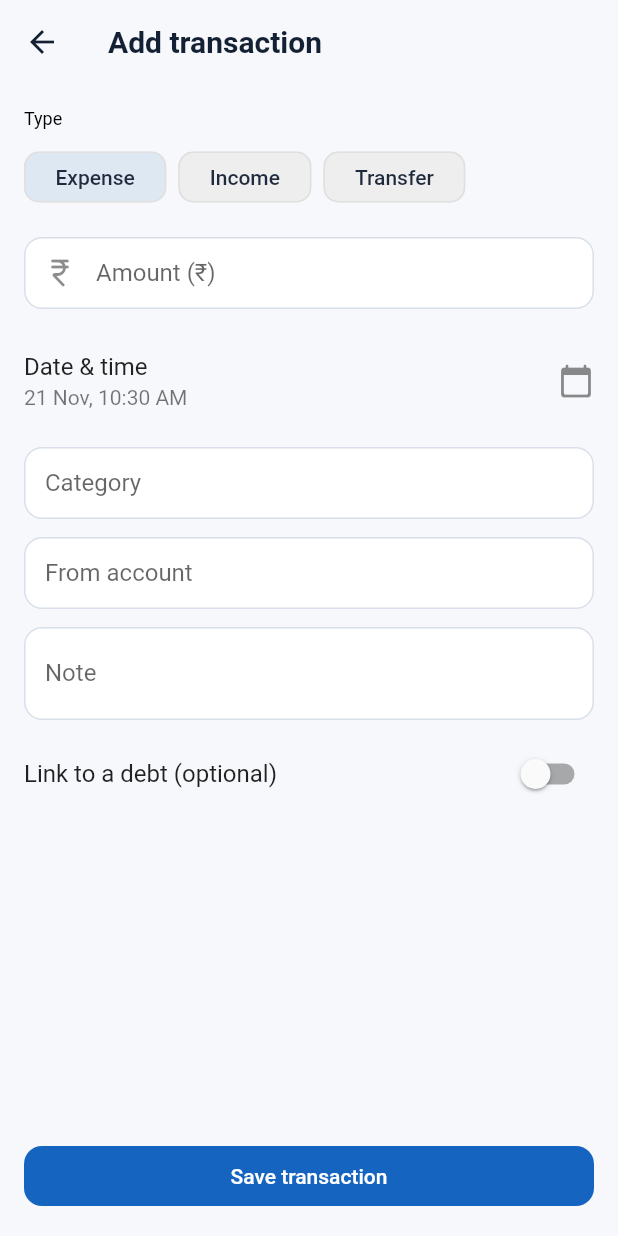
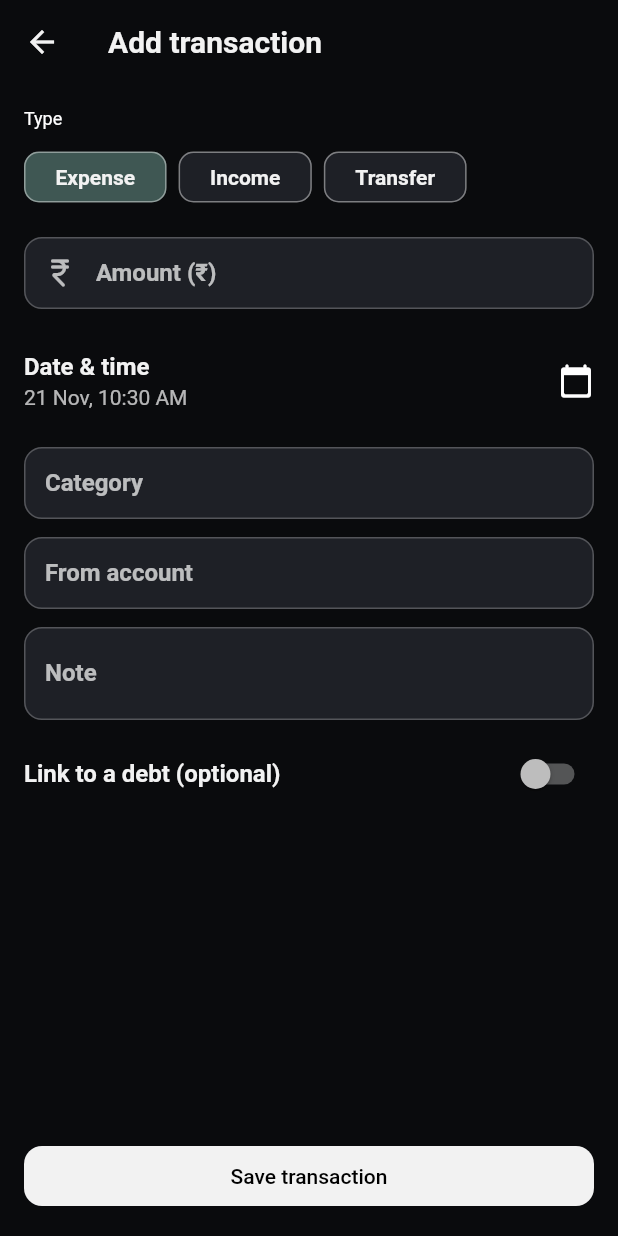
Before and after one commit to Albert-Alosious/spendy, a Flutter app: the screen it shows after launch, after a tap on "Log expense", on a phone screen of 412 x 824 dp. Run offline on Flutter 3.47's test engine with Material 3 defaults, Android fonts, the phone set to English and light mode, and no system bars; our stand-ins replace fl_chart, flutter_local_notifications, flutter_riverpod, hive, hive_flutter; accounts and stored records are empty.

Commit message:
changed the color combo

```diff
--- a/lib/main.dart
+++ b/lib/main.dart
@@ -61,9 +61,11 @@ class _SpendWiserAppState extends ConsumerState<SpendWiserApp> {
     return MaterialApp(
       debugShowCheckedModeBanner: false,
       title: 'SpendWiser',
-      theme: AppTheme.light,
+      theme: AppTheme.dark,
+      darkTheme: AppTheme.dark,
+      themeMode: ThemeMode.dark,
       home: Scaffold(
-        backgroundColor: AppTheme.light.scaffoldBackgroundColor,
+        backgroundColor: AppTheme.dark.scaffoldBackgroundColor,
         body: IndexedStack(
           index: _contentIndex,
           children: _contentScreens,
@@ -77,10 +79,10 @@ class _SpendWiserAppState extends ConsumerState<SpendWiserApp> {
     final scheme = Theme.of(context).colorScheme;
     return Container(
       decoration: BoxDecoration(
-        color: Colors.white,
+        color: AppTheme.surface,
         boxShadow: [
           BoxShadow(
-            color: Colors.black.withOpacity(0.05),
+            color: Colors.black.withOpacity(0.5),
             blurRadius: 12,
             offset: const Offset(0, -2),
           ),
@@ -92,8 +94,8 @@ class _SpendWiserAppState extends ConsumerState<SpendWiserApp> {
         type: BottomNavigationBarType.fixed,
         backgroundColor: Colors.transparent,
         elevation: 0,
-        selectedItemColor: scheme.primary,
-        unselectedItemColor: scheme.onSurface.withOpacity(0.5),
+        selectedItemColor: AppTheme.accentTeal,
+        unselectedItemColor: Colors.white54,
         items: const [
           BottomNavigationBarItem(icon: Icon(Icons.dashboard_rounded), label: 'Home'),
           BottomNavigationBarItem(icon: Icon(Icons.receipt_long_rounded), label: 'Transactions'),
--- a/lib/screens/budgets_screen.dart
+++ b/lib/screens/budgets_screen.dart
@@ -115,12 +115,12 @@ class BudgetsScreen extends ConsumerWidget {
             Row(
               children: [
                 _pill(
-                  color: exceeded > 0 ? AppTheme.danger : AppTheme.teal,
+                  color: exceeded > 0 ? AppTheme.danger : AppTheme.accentTeal,
                   label: 'Exceeded: $exceeded',
                 ),
                 const SizedBox(width: 8),
                 _pill(
-                  color: nearLimit > 0 ? AppTheme.warning : AppTheme.teal,
+                  color: nearLimit > 0 ? AppTheme.warning : AppTheme.accentTeal,
                   label: 'Near limit: $nearLimit',
                 ),
               ],
--- a/lib/screens/home_screen.dart
+++ b/lib/screens/home_screen.dart
@@ -74,28 +74,27 @@ class HomeScreen extends ConsumerWidget {
               ref.read(debtNotifierProvider.notifier).refresh();
             },
             child: ListView(
-              padding: const EdgeInsets.symmetric(horizontal: 16, vertical: 8),
+              padding: const EdgeInsets.symmetric(horizontal: 16, vertical: 12),
               children: [
-                const SizedBox(height: 8),
-                Text(
-                  'This month',
-                  style: Theme.of(context).textTheme.titleMedium?.copyWith(
-                        color: Colors.grey.shade700,
-                        fontWeight: FontWeight.w600,
+                _heroCard(context, settings.currencySymbol, incomeTotal, expenseTotal, net),
+                const SizedBox(height: 18),
+                _glanceRow(
+                  context,
+                  nearLimitBudgets.length.toDouble(),
+                  exceededBudgets.length.toDouble(),
+                  borrowTotal,
+                  lendTotal,
+                  settings.currencySymbol,
                 ),
-                ),
-                const SizedBox(height: 8),
-                _buildSummaryRow(context, settings.currencySymbol, expenseTotal, incomeTotal, net),
-                const SizedBox(height: 16),
-                _buildBudgetNotice(context, nearLimitBudgets, exceededBudgets),
+                const SizedBox(height: 18),
+                _buildQuickActions(context),
+                const SizedBox(height: 18),
                 _buildBudgets(context, budgets, settings.currencySymbol),
-                const SizedBox(height: 12),
+                const SizedBox(height: 18),
                 _buildSpendingChart(context, categorySpend, settings.currencySymbol),
-                const SizedBox(height: 12),
+                const SizedBox(height: 18),
                 _buildDebtSummary(context, settings.currencySymbol, lendTotal, borrowTotal),
-                const SizedBox(height: 12),
-                _buildQuickActions(context),
-                const SizedBox(height: 32),
+                const SizedBox(height: 28),
               ],
             ),
           );
@@ -113,6 +112,51 @@ class HomeScreen extends ConsumerWidget {
         txns.fold<double>(0, (prev, txn) => prev + txn.amount)));
   }
 
+  Widget _heroCard(
+    BuildContext context,
+    String currencySymbol,
+    double income,
+    double expense,
+    double net,
+  ) {
+    // Reuse the summary builder; parameters expected as (expense, income, net).
+    return _buildSummaryRow(context, currencySymbol, expense, income, net);
+  }
+
+  Widget _glanceRow(
+    BuildContext context,
+    double nearLimit,
+    double exceeded,
+    double borrowTotal,
+    double lendTotal,
+    String currencySymbol,
+  ) {
+    return Row(
+      children: [
+        Expanded(
+          child: _metricCard(
+            context,
+            title: 'Budgets',
+            value: '${nearLimit.toInt()} near · ${exceeded.toInt()} over',
+            color: AppTheme.accentTeal,
+            icon: Icons.flag_rounded,
+          ),
+        ),
+        const SizedBox(width: 12),
+        Expanded(
+          child: _metricCard(
+            context,
+            title: 'Debts',
+            value:
+                '${formatCurrency(lendTotal, symbol: currencySymbol)} owed · ${formatCurrency(borrowTotal, symbol: currencySymbol)} due',
+            color: AppTheme.accentPink,
+            icon: Icons.handshake_rounded,
+          ),
+        ),
+      ],
+    );
+  }
+
   Widget _buildSummaryRow(
     BuildContext context,
     String currencySymbol,
@@ -121,38 +165,87 @@ class HomeScreen extends ConsumerWidget {
     double net,
   ) {
     final netColor = net >= 0 ? AppTheme.success : AppTheme.danger;
-    return Row(
+    final spentRatio = (income == 0 ? 0 : (expense / income)).clamp(0.0, 1.0);
+    return Container(
+      padding: const EdgeInsets.all(18),
+      decoration: BoxDecoration(
+        gradient: const LinearGradient(
+          colors: [AppTheme.accentCyan, AppTheme.accentPink],
+          begin: Alignment.topLeft,
+          end: Alignment.bottomRight,
+        ),
+        borderRadius: BorderRadius.circular(22),
+        boxShadow: [
+          BoxShadow(color: Colors.black.withOpacity(0.35), blurRadius: 14, offset: const Offset(0, 10)),
+        ],
+      ),
+      child: Row(
         children: [
           Expanded(
-          child: _metricCard(
-            context,
-            title: 'Income',
-            value: formatCurrency(income, symbol: currencySymbol),
-            color: AppTheme.teal,
-            icon: Icons.arrow_upward_rounded,
+            child: Column(
+              crossAxisAlignment: CrossAxisAlignment.start,
+              children: [
+                Text(
+                  'This month',
+                  style: Theme.of(context).textTheme.labelLarge?.copyWith(
+                        color: Colors.black,
+                        fontWeight: FontWeight.w700,
+                        letterSpacing: 0.4,
                       ),
                 ),
-        const SizedBox(width: 12),
-        Expanded(
-          child: _metricCard(
-            context,
-            title: 'Expense',
-            value: formatCurrency(expense, symbol: currencySymbol),
-            color: AppTheme.primary,
-            icon: Icons.arrow_downward_rounded,
+                const SizedBox(height: 10),
+                Text(
+                  formatCurrency(net, symbol: currencySymbol),
+                  style: Theme.of(context).textTheme.titleLarge?.copyWith(
+                        color: Colors.black,
+                        fontWeight: FontWeight.w800,
+                        fontSize: 28,
                       ),
                 ),
+                const SizedBox(height: 6),
+                Row(
+                  children: [
+                    Icon(Icons.arrow_upward_rounded, size: 18, color: Colors.black87),
+                    const SizedBox(width: 6),
+                    Text(formatCurrency(income, symbol: currencySymbol), style: const TextStyle(color: Colors.black87)),
                     const SizedBox(width: 12),
-        Expanded(
-          child: _metricCard(
-            context,
-            title: 'Net',
-            value: formatCurrency(net, symbol: currencySymbol),
-            color: netColor,
-            icon: Icons.account_balance_wallet_rounded,
+                    Icon(Icons.arrow_downward_rounded, size: 18, color: Colors.black87),
+                    const SizedBox(width: 6),
+                    Text(formatCurrency(expense, symbol: currencySymbol), style: const TextStyle(color: Colors.black87)),
+                  ],
+                ),
+              ],
+            ),
+          ),
+          SizedBox(
+            width: 120,
+            height: 120,
+            child: Stack(
+              alignment: Alignment.center,
+              children: [
+                SizedBox(
+                  width: 120,
+                  height: 120,
+                  child: CircularProgressIndicator(
+                    value: spentRatio.toDouble(),
+                    strokeWidth: 10,
+                    backgroundColor: Colors.white24,
+                    valueColor: AlwaysStoppedAnimation<Color>(netColor),
+                  ),
+                ),
+                Column(
+                  mainAxisSize: MainAxisSize.min,
+                  children: [
+                    Text('Spent', style: TextStyle(color: Colors.black.withOpacity(0.7), fontWeight: FontWeight.w600)),
+                    Text('${(spentRatio * 100).clamp(0, 999).toStringAsFixed(0)}%',
+                        style: const TextStyle(color: Colors.black, fontWeight: FontWeight.w800, fontSize: 18)),
+                  ],
+                ),
+              ],
             ),
           ),
         ],
+      ),
     );
   }
 
@@ -179,7 +272,7 @@ class HomeScreen extends ConsumerWidget {
                   child: Text(
                     title,
                     overflow: TextOverflow.ellipsis,
-                    style: Theme.of(context).textTheme.labelLarge?.copyWith(color: Colors.grey.shade600),
+                    style: Theme.of(context).textTheme.labelLarge?.copyWith(color: Colors.white60),
                   ),
                 ),
               ],
@@ -249,8 +342,8 @@ class HomeScreen extends ConsumerWidget {
             children: [
               Container(
                 padding: const EdgeInsets.all(8),
-                decoration: BoxDecoration(color: AppTheme.teal.withOpacity(0.12), borderRadius: BorderRadius.circular(12)),
-                child: const Icon(Icons.flag_rounded, color: AppTheme.teal),
+                decoration: BoxDecoration(color: AppTheme.accentTeal.withOpacity(0.12), borderRadius: BorderRadius.circular(12)),
+                child: const Icon(Icons.flag_rounded, color: AppTheme.accentTeal),
               ),
               const SizedBox(width: 12),
               const Expanded(
@@ -335,13 +428,13 @@ class HomeScreen extends ConsumerWidget {
 
   List<PieChartSectionData> _pieSections(Map<String, double> data) {
     final colors = [
-      AppTheme.primary,
-      AppTheme.teal,
+      AppTheme.accentTeal,
+      AppTheme.accentCyan,
+      AppTheme.accentPink,
       AppTheme.warning,
-      AppTheme.danger,
-      const Color(0xFF8E24AA),
-      const Color(0xFF3949AB),
-      const Color(0xFF00ACC1),
+      const Color(0xFF9FA8DA),
+      const Color(0xFF80CBC4),
+      const Color(0xFFF48FB1),
     ];
     var index = 0;
     return data.entries.map((entry) {
@@ -360,45 +453,59 @@ class HomeScreen extends ConsumerWidget {
     return Row(
       children: [
         Expanded(
-          child: Card(
-            child: Padding(
+          child: Container(
+            decoration: BoxDecoration(
+              gradient: const LinearGradient(
+                colors: [AppTheme.accentCyan, AppTheme.accentTeal],
+                begin: Alignment.topLeft,
+                end: Alignment.bottomRight,
+              ),
+              borderRadius: BorderRadius.circular(16),
+              boxShadow: [BoxShadow(color: Colors.black.withOpacity(0.25), blurRadius: 10, offset: const Offset(0, 8))],
+            ),
             padding: const EdgeInsets.all(14),
             child: Column(
               crossAxisAlignment: CrossAxisAlignment.start,
               children: [
-                  Text('People owe you', style: Theme.of(context).textTheme.labelLarge),
+                Text('People owe you', style: Theme.of(context).textTheme.labelLarge?.copyWith(color: Colors.black87)),
                 const SizedBox(height: 8),
                 Text(
                   formatCurrency(lendTotal, symbol: currencySymbol),
                   style: Theme.of(context).textTheme.titleLarge?.copyWith(
-                          fontWeight: FontWeight.w700,
-                          color: AppTheme.success,
+                        fontWeight: FontWeight.w800,
+                        color: Colors.black,
                       ),
                 ),
               ],
             ),
           ),
         ),
-        ),
         const SizedBox(width: 12),
         Expanded(
-          child: Card(
-            child: Padding(
+          child: Container(
+            decoration: BoxDecoration(
+              gradient: const LinearGradient(
+                colors: [AppTheme.accentPink, AppTheme.warning],
+                begin: Alignment.topRight,
+                end: Alignment.bottomLeft,
+              ),
+              borderRadius: BorderRadius.circular(16),
+              boxShadow: [BoxShadow(color: Colors.black.withOpacity(0.25), blurRadius: 10, offset: const Offset(0, 8))],
+            ),
             padding: const EdgeInsets.all(14),
             child: Column(
               crossAxisAlignment: CrossAxisAlignment.start,
               children: [
-                  Text('You owe others', style: Theme.of(context).textTheme.labelLarge),
+                Text('You owe others', style: Theme.of(context).textTheme.labelLarge?.copyWith(color: Colors.black87)),
                 const SizedBox(height: 8),
                 Text(
                   formatCurrency(borrowTotal, symbol: currencySymbol),
                   style: Theme.of(context).textTheme.titleLarge?.copyWith(
-                          fontWeight: FontWeight.w700,
-                          color: AppTheme.danger,
+                        fontWeight: FontWeight.w800,
+                        color: Colors.black,
                       ),
                 ),
               ],
-              ),
             ),
           ),
         ),
@@ -407,34 +514,36 @@ class HomeScreen extends ConsumerWidget {
   }
 
   Widget _buildQuickActions(BuildContext context) {
-    return Wrap(
-      spacing: 10,
-      runSpacing: 10,
+    return SingleChildScrollView(
+      scrollDirection: Axis.horizontal,
+      padding: const EdgeInsets.only(bottom: 4),
+      child: Row(
         children: [
           _quickAction(
             context,
             label: 'Log expense',
             icon: Icons.remove_circle_outline_rounded,
-          color: AppTheme.primary,
+            color: AppTheme.accentPink,
             onTap: () => _openAdd(context, TransactionType.expense),
           ),
           _quickAction(
             context,
             label: 'Add income',
             icon: Icons.add_circle_outline_rounded,
-          color: AppTheme.teal,
+            color: AppTheme.accentTeal,
             onTap: () => _openAdd(context, TransactionType.income),
           ),
           _quickAction(
             context,
             label: 'Add debt',
             icon: Icons.handshake_rounded,
-          color: AppTheme.warning,
+            color: AppTheme.accentAmber,
             onTap: () => Navigator.of(context).push(
               MaterialPageRoute(builder: (_) => const LendBorrowScreen()),
             ),
           ),
-      ],
+        ].map((w) => Padding(padding: const EdgeInsets.only(right: 12), child: w)).toList(),
+      ),
     );
   }
 
@@ -443,22 +552,38 @@ class HomeScreen extends ConsumerWidget {
     return GestureDetector(
       onTap: onTap,
       child: Container(
-        width: (MediaQuery.of(context).size.width - 48) / 2,
-        padding: const EdgeInsets.all(14),
+        width: 200,
+        padding: const EdgeInsets.symmetric(horizontal: 16, vertical: 14),
         decoration: BoxDecoration(
-          color: color.withOpacity(0.08),
-          borderRadius: BorderRadius.circular(14),
-          border: Border.all(color: color.withOpacity(0.16)),
+          gradient: LinearGradient(
+            colors: [color.withOpacity(0.9), color.withOpacity(0.6)],
+            begin: Alignment.topLeft,
+            end: Alignment.bottomRight,
+          ),
+          borderRadius: BorderRadius.circular(18),
+          boxShadow: [
+            BoxShadow(color: color.withOpacity(0.3), blurRadius: 12, offset: const Offset(0, 8)),
+          ],
         ),
         child: Row(
           mainAxisSize: MainAxisSize.min,
           children: [
-            Icon(icon, color: color),
+            Container(
+              padding: const EdgeInsets.all(10),
+              decoration: BoxDecoration(
+                color: Colors.black.withOpacity(0.12),
+                shape: BoxShape.circle,
+              ),
+              child: Icon(icon, color: Colors.black87),
+            ),
             const SizedBox(width: 8),
             Flexible(
               child: Text(
                 label,
-                style: Theme.of(context).textTheme.bodyMedium?.copyWith(fontWeight: FontWeight.w600, color: color),
+                style: Theme.of(context).textTheme.bodyMedium?.copyWith(
+                      fontWeight: FontWeight.w700,
+                      color: Colors.black,
+                    ),
               ),
             ),
           ],
--- a/lib/screens/lend_borrow_screen.dart
+++ b/lib/screens/lend_borrow_screen.dart
@@ -78,7 +78,7 @@ class LendBorrowScreen extends ConsumerWidget {
         final debt = debts[index];
         final status = _statusLabel(debt);
         final color = debt.balance <= 0
-            ? AppTheme.teal
+            ? AppTheme.warning
             : direction == DebtDirection.lend
                 ? AppTheme.success
                 : AppTheme.danger;
--- a/lib/utils/app_theme.dart
+++ b/lib/utils/app_theme.dart
@@ -1,96 +1,111 @@
 import 'package:flutter/material.dart';
 
 class AppTheme {
-  static const Color primary = Color(0xFF1565C0);
-  static const Color teal = Color(0xFF11A39F);
-  static const Color background = Color(0xFFF6F8FB);
-  static const Color surface = Colors.white;
-  static const Color warning = Color(0xFFFFB300);
-  static const Color danger = Color(0xFFD84315);
-  static const Color success = Color(0xFF2E7D32);
+  // Nothing OS-inspired monochrome palette with cohesive neon accents.
+  static const Color primary = Color(0xFFF2F2F2);
+  static const Color accentCyan = Color(0xFF7CF4E1);
+  static const Color accentTeal = Color(0xFF3CF0C5);
+  static const Color accentPink = Color(0xFFFF6FA0);
+  static const Color accentAmber = Color(0xFFFFC857);
+  static const Color background = Color(0xFF0A0B0D);
+  static const Color surface = Color(0xFF14161A);
+  static const Color subtle = Color(0xFF1E2026);
+  static const Color warning = Color(0xFFFFC857);
+  static const Color danger = Color(0xFFFF5C8D);
+  static const Color success = Color(0xFF8AE234);
+  static const Color teal = Color(0xFF008080);
 
-  static final ThemeData light = ThemeData(
+  static final ThemeData dark = ThemeData(
+    brightness: Brightness.dark,
     useMaterial3: false,
-    colorScheme: const ColorScheme.light(
+    colorScheme: const ColorScheme.dark(
       primary: primary,
-      secondary: teal,
+      secondary: accentTeal,
       surface: surface,
       background: background,
       error: danger,
-      onPrimary: Colors.white,
-      onSecondary: Colors.white,
-      onSurface: Color(0xFF1F2A3D),
-      onBackground: Color(0xFF1F2A3D),
+      onPrimary: Colors.black,
+      onSecondary: Colors.black,
+      onSurface: primary,
+      onBackground: primary,
     ),
     scaffoldBackgroundColor: background,
     appBarTheme: const AppBarTheme(
       backgroundColor: background,
-      foregroundColor: Color(0xFF142033),
+      foregroundColor: primary,
       elevation: 0,
       centerTitle: false,
       titleTextStyle: TextStyle(
         fontSize: 20,
         fontWeight: FontWeight.w700,
-        color: Color(0xFF142033),
+        color: primary,
       ),
     ),
     cardTheme: CardThemeData(
       color: surface,
-      elevation: 6,
-      shadowColor: Colors.black.withOpacity(0.06),
+      elevation: 2,
+      shadowColor: Colors.black.withOpacity(0.25),
       margin: const EdgeInsets.symmetric(vertical: 6),
       shape: RoundedRectangleBorder(borderRadius: BorderRadius.circular(16)),
     ),
     elevatedButtonTheme: ElevatedButtonThemeData(
       style: ElevatedButton.styleFrom(
         backgroundColor: primary,
-        foregroundColor: Colors.white,
+        foregroundColor: Colors.black,
         shape: RoundedRectangleBorder(borderRadius: BorderRadius.circular(12)),
         padding: const EdgeInsets.symmetric(horizontal: 16, vertical: 12),
         elevation: 0,
       ),
     ),
     floatingActionButtonTheme: const FloatingActionButtonThemeData(
-      backgroundColor: teal,
-      foregroundColor: Colors.white,
+      backgroundColor: primary,
+      foregroundColor: Colors.black,
     ),
     inputDecorationTheme: InputDecorationTheme(
       filled: true,
-      fillColor: surface,
+      fillColor: subtle,
       contentPadding: const EdgeInsets.symmetric(horizontal: 14, vertical: 12),
       border: OutlineInputBorder(
         borderRadius: BorderRadius.circular(12),
-        borderSide: BorderSide(color: Color(0xFFD8DFEA)),
+        borderSide: BorderSide(color: Colors.white24),
       ),
       enabledBorder: OutlineInputBorder(
         borderRadius: BorderRadius.circular(12),
-        borderSide: BorderSide(color: Color(0xFFD8DFEA)),
+        borderSide: BorderSide(color: Colors.white24),
       ),
       focusedBorder: OutlineInputBorder(
         borderRadius: BorderRadius.circular(12),
-        borderSide: const BorderSide(color: primary, width: 1.4),
+        borderSide: const BorderSide(color: accentCyan, width: 1.4),
       ),
+      labelStyle: const TextStyle(color: Colors.white70),
     ),
     chipTheme: ChipThemeData(
-      backgroundColor: Colors.grey.shade200,
+      backgroundColor: subtle,
       labelStyle: const TextStyle(
-        color: Color(0xFF1F2A3D),
-        fontWeight: FontWeight.w500,
+        color: primary,
+        fontWeight: FontWeight.w600,
       ),
       padding: const EdgeInsets.symmetric(horizontal: 12, vertical: 8),
       shape: RoundedRectangleBorder(
         borderRadius: BorderRadius.circular(10),
-        side: BorderSide(color: Colors.grey.shade300),
+        side: const BorderSide(color: Colors.white24),
       ),
-      selectedColor: primary.withOpacity(0.12),
-      secondarySelectedColor: primary.withOpacity(0.12),
+      selectedColor: accentCyan.withOpacity(0.2),
+      secondarySelectedColor: accentCyan.withOpacity(0.2),
       deleteIconColor: primary,
-      secondaryLabelStyle: const TextStyle(color: Color(0xFF1F2A3D)),
+      secondaryLabelStyle: const TextStyle(color: primary),
+      brightness: Brightness.dark,
     ),
     dividerTheme: const DividerThemeData(
-      color: Color(0xFFE6EBF3),
+      color: Color(0xFF2E3036),
       thickness: 1,
       space: 24,
     ),
+    textTheme: const TextTheme(
+      titleLarge: TextStyle(color: primary, fontWeight: FontWeight.w700),
+      titleMedium: TextStyle(color: primary, fontWeight: FontWeight.w600),
+      bodyMedium: TextStyle(color: Colors.white70),
+      labelLarge: TextStyle(color: Colors.white60),
+    ),
   );
 }
--- a/lib/widgets/budget_progress.dart
+++ b/lib/widgets/budget_progress.dart
@@ -58,7 +58,7 @@ class BudgetProgressWidget extends StatelessWidget {
                 value: percent.clamp(0.0, 1.5),
                 minHeight: 10,
                 color: statusColor,
-                backgroundColor: Colors.grey.shade200,
+                backgroundColor: Colors.white10,
               ),
             ),
             const SizedBox(height: 8),
```
Also changed, not shown: 2 other files. Lines whose indentation alone changed are shown as unchanged.
